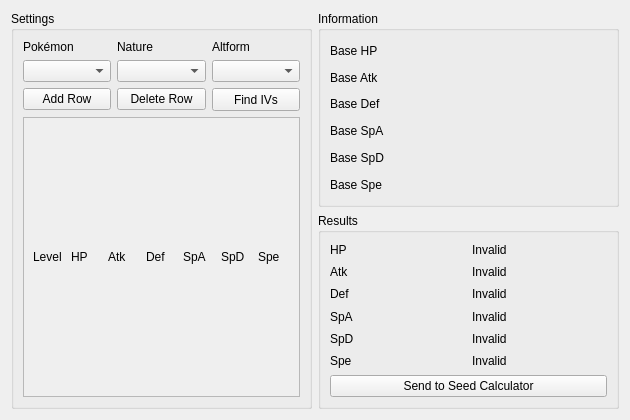
Old version of the form Forms/Tools/IVCalculator.ui in the repository Admiral-Fish/RaidFinder.
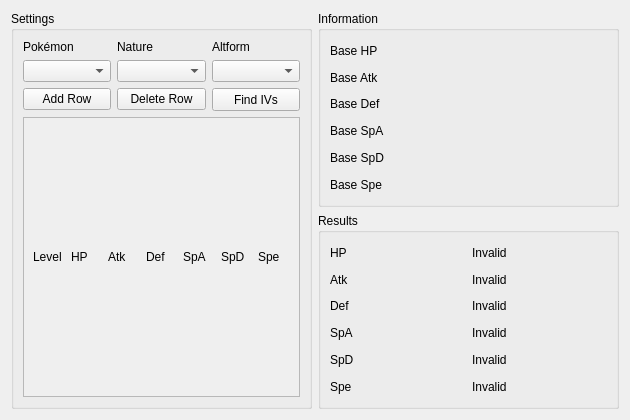
New version of the form.

Commit message: Remove seed searcher

```diff
--- a/Forms/Tools/IVCalculator.ui
+++ b/Forms/Tools/IVCalculator.ui
@@ -385,13 +385,6 @@
         </property>
        </widget>
       </item>
-      <item row="6" column="0" colspan="2">
-       <widget class="QPushButton" name="pushButtonSend">
-        <property name="text">
-         <string>Send to Seed Calculator</string>
-        </property>
-       </widget>
-      </item>
      </layout>
     </widget>
    </item>
```
Left out of the diff: 62 changed lines with no effect on the pictures. The commit also changes 41 other files.
